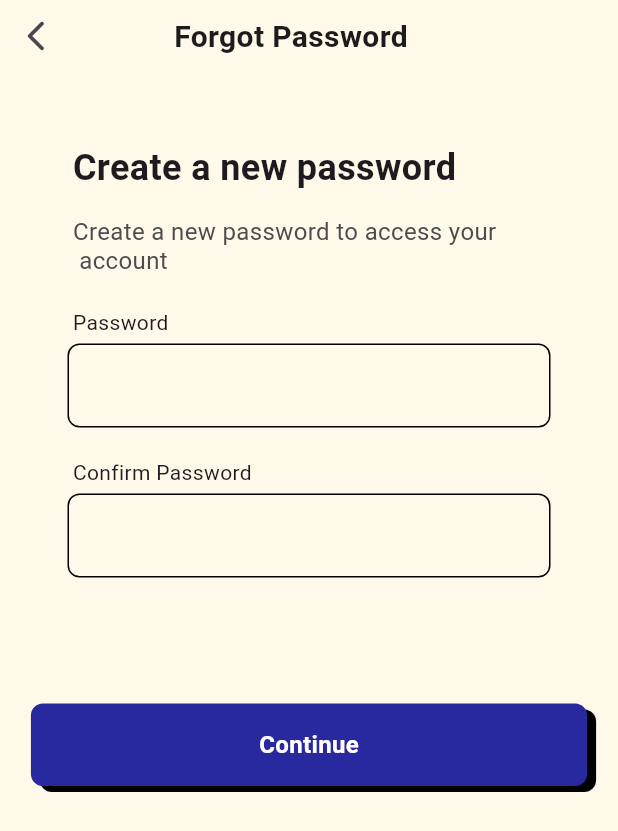
After one commit to hngx-org/Lightning-food-mobile, a Flutter app: the ForgotPassword screen opened directly, on a phone screen of 412 x 824 dp. The commit adds this screen. Shown: the top 831 px of the screen. Run offline on Flutter 3.47's test engine with Material 2 defaults, Android fonts, the phone set to English and light mode, and no system bars; our stand-ins replace flutter_screenutil, iconsax; Roboto replaces fonts that are missing (Poppins, poppins).

Commit message:
added the 2 textfields and implemented the dialogue box

```diff
--- a/lib/main.dart
+++ b/lib/main.dart
@@ -2,6 +2,7 @@ import 'package:flutter/material.dart';
 import 'package:flutter_screenutil/flutter_screenutil.dart';
 import 'package:iconsax/iconsax.dart';
 import 'package:lightning_food_mobile/constants/app_colors.dart';
+import 'package:lightning_food_mobile/views/forgot_password/forgot_password.dart';
 
 void main() {
   runApp(const MyApp());
--- /dev/null
+++ b/lib/views/forgot_password/forgot_password.dart
@@ -0,0 +1,144 @@
+import 'package:flutter/material.dart';
+import 'package:flutter_screenutil/flutter_screenutil.dart';
+import 'package:iconsax/iconsax.dart';
+import 'package:lightning_food_mobile/constants/app_colors.dart';
+
+import '../../constants/app_widgets.dart';
+import 'text_field.dart';
+
+class ForgotPassword extends StatefulWidget {
+  const ForgotPassword({super.key});
+
+  @override
+  State<ForgotPassword> createState() => _ForgotPasswordState();
+}
+
+class _ForgotPasswordState extends State<ForgotPassword> {
+  final TextEditingController passwordController = TextEditingController();
+  final TextEditingController confirmPasswordController =
+      TextEditingController();
+
+  @override
+  void dispose() {
+    // Dispose of the controllers to avoid memory leaks
+    passwordController.dispose();
+    confirmPasswordController.dispose();
+    super.dispose();
+  }
+
+  @override
+  Widget build(BuildContext context) {
+    return SafeArea(
+      child: Scaffold(
+        backgroundColor: const Color(0xFFFFF9EA),
+        body: SingleChildScrollView(
+          child: Column(children: [
+            Row(
+              children: [
+                IconButton(
+                  onPressed: () {},
+                  icon: const Icon(Icons.arrow_back_ios_new_rounded),
+                ),
+                const SizedBox(
+                  width: 68,
+                ),
+                const Text(
+                  'Forgot Password',
+                  textAlign: TextAlign.center,
+                  style: TextStyle(
+                    color: Color(0xFF1E1B1C),
+                    fontSize: 20,
+                    fontFamily: 'Poppins',
+                    fontWeight: FontWeight.w600,
+                    height: 0,
+                  ),
+                ),
+              ],
+            ),
+            const SizedBox(
+              height: 47,
+            ),
+            const SizedBox(
+              width: 315,
+              child: Text('Create a new password',
+                  style: TextStyle(
+                    fontSize: 24,
+                    fontFamily: 'poppins',
+                    fontWeight: FontWeight.w700,
+                  )),
+            ),
+            const SizedBox(
+              height: 16,
+            ),
+            const SizedBox(
+              width: 315,
+              child: Text(
+                'Create a new password to access your\n account',
+                style: TextStyle(
+                  color: Color(0xFF4C4C4C),
+                  fontSize: 16,
+                  fontFamily: 'Poppins',
+                  fontWeight: FontWeight.w400,
+                  height: 0,
+                ),
+              ),
+            ),
+            const SizedBox(
+              height: 22,
+            ),
+            const SizedBox(width: 315, child: Text('Password')),
+            const SizedBox(
+              height: 4,
+            ),
+            CustomTextFormField(
+              // labelText: 'Enter password',
+              controller: passwordController,
+              obscureText: true,
+            ),
+            const SizedBox(
+              height: 20,
+            ),
+            const SizedBox(width: 315, child: Text('Confirm Password')),
+            const SizedBox(
+              height: 4,
+            ),
+            CustomTextFormField(
+              // labelText: 'Enter password',
+              controller: confirmPasswordController,
+              obscureText: true,
+            ),
+            const SizedBox(
+              height: 84,
+            ),
+            AppButton(
+                height: 20.h,
+                width: 270.w,
+                buttonText: 'Continue',
+                onTap: () {
+                  Navigator.push(
+                    context,
+                    MaterialPageRoute(
+                        builder: (context) => DialogueBox(
+                              dialogButton: AppButton(
+                                buttonColor: AppColor.primaryColor,
+                                height: 20.h,
+                                width: 250.w,
+                                buttonText: 'Continue',
+                                onTap: () {},
+                              ),
+                              dialogIcon: Icon(
+                                size: 120,
+                                Iconsax.tick_circle,
+                              ),
+                              dialogText: Text(
+                                  'Your password has been reset\n successfully'),
+                            )),
+                  );
+                },
+                buttonColor: AppColor.primaryColor)
+          ]),
+        ),
+      ),
+    );
+  }
+}
--- /dev/null
+++ b/lib/views/forgot_password/text_field.dart
@@ -0,0 +1,37 @@
+import 'package:flutter/material.dart';
+
+class CustomTextFormField extends StatelessWidget {
+  //final String labelText;
+  final TextEditingController controller;
+  final bool obscureText;
+
+  const CustomTextFormField({
+    super.key,
+    // required this.labelText,
+    required this.controller,
+    this.obscureText = false,
+  });
+
+  @override
+  Widget build(BuildContext context) {
+    return Container(
+      width: 322,
+      height: 56,
+      padding: const EdgeInsets.symmetric(horizontal: 16, vertical: 10),
+      decoration: ShapeDecoration(
+        shape: RoundedRectangleBorder(
+          side: const BorderSide(width: 1),
+          borderRadius: BorderRadius.circular(8),
+        ),
+      ),
+      child: TextFormField(
+        controller: controller,
+        obscureText: obscureText,
+        decoration: InputDecoration(
+          // labelText: labelText,
+          border: InputBorder.none,
+        ),
+      ),
+    );
+  }
+}
```
Also changed, not shown: pubspec.lock.
